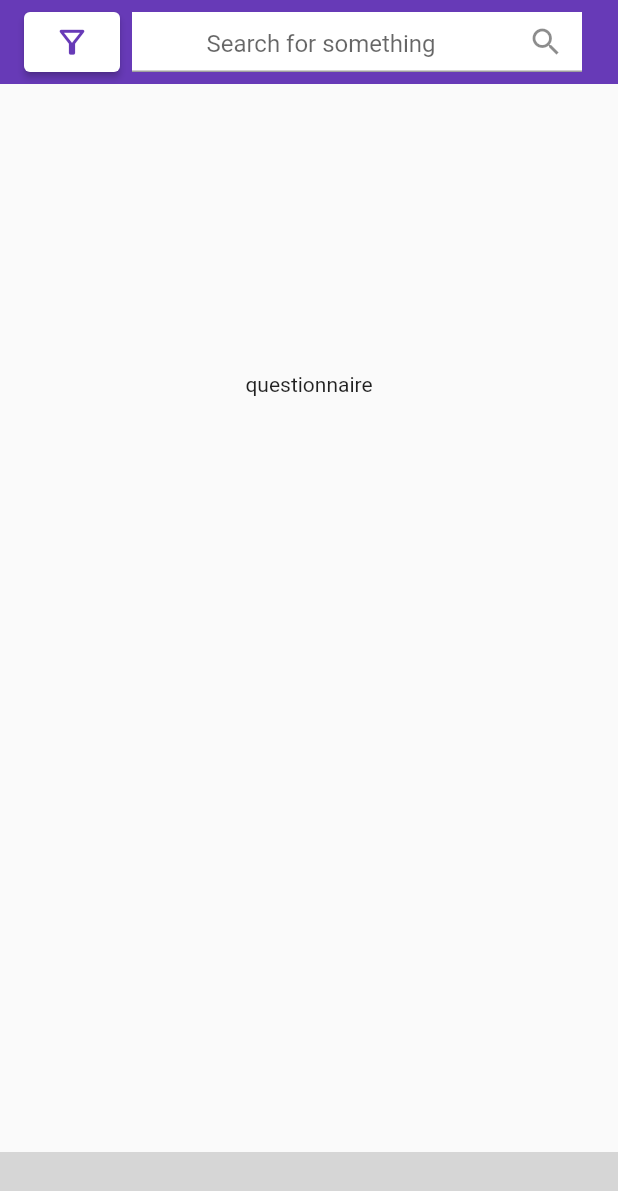
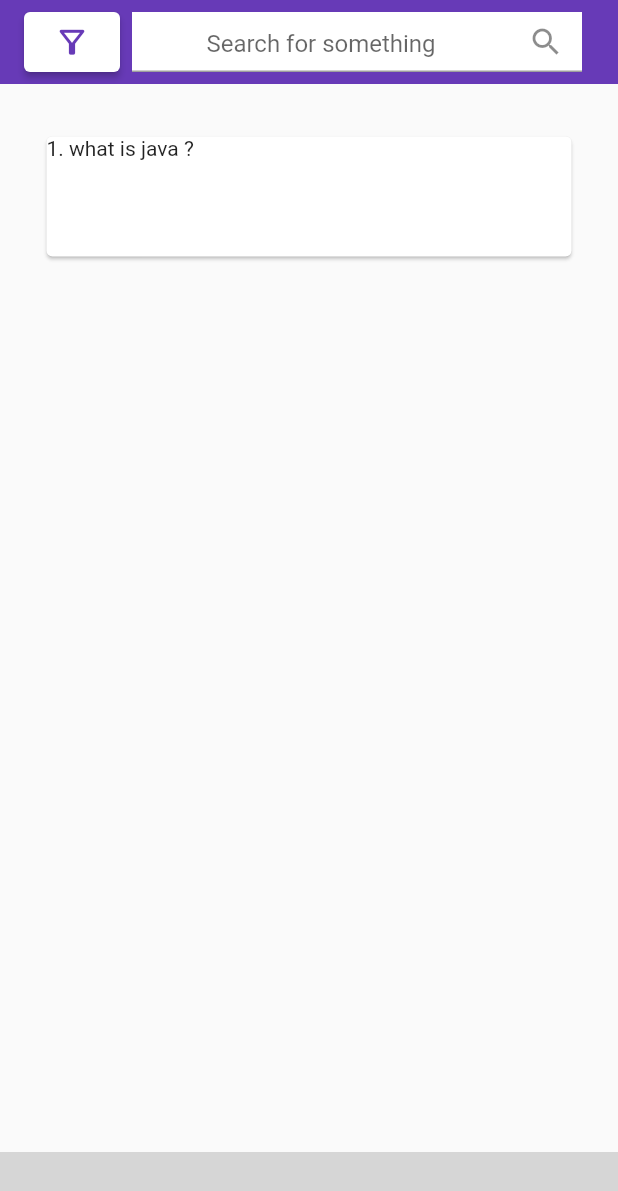
Before and after one commit to bodrulamin/fqna, a Flutter app: the screen it shows after launch, on a phone screen of 412 x 824 dp. Shown: the top 1191 px of the screen. Run offline on Flutter 3.47's test engine with Material 2 defaults, Android fonts, the phone set to English and light mode, and no system bars; missing offline and left inert: pandabar; grey boxes are pictures that could not be loaded.

Commit message:
card update

```diff
--- a/client-mobile/lib/main.dart
+++ b/client-mobile/lib/main.dart
@@ -86,14 +86,22 @@
             //   child: Text('Questionnaire'),
             // ),
           ),
-          // Other Sliver Widgets
+
           SliverList(
             delegate: SliverChildListDelegate([
               Container(
-                height: 400,
+                height: 150,
                 child: const Center(
-                  child: Text(
-                    'questionnaire',
+                  child: Card(
+                    child: InkWell(
+                      splashColor: Colors.grey,
+
+                      child: SizedBox(
+                        width: 350,
+                        height: 80,
+                        child: Text('1. what is java ?'),
+                      ),
+                    ),
                   ),
                 ),
               ),
@@ -109,7 +117,6 @@
         backgroundColor: Colors.deepPurple,
         buttonSelectedColor: Colors.white,
         buttonColor: Colors.white,
-
 
         buttonData: [
           PandaBarButtonData(id: 'Topics', icon: Icons.topic_outlined,  title: 'Topics'),
```
